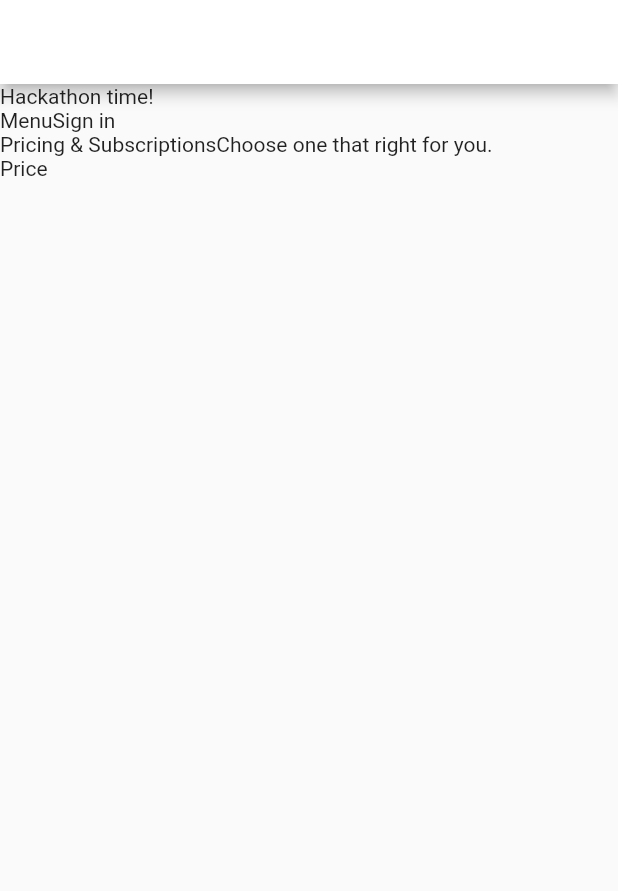
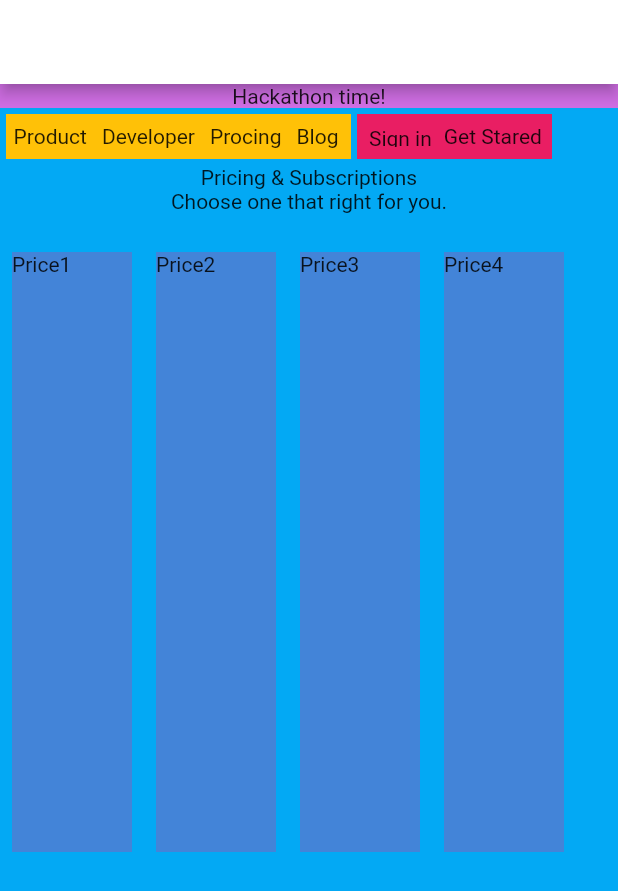
Before and after one commit to Kmaster1996/KKN-Flutter-UI-1, a Flutter app: the screen it shows after launch, on a phone screen of 412 x 824 dp. Shown: the top 891 px of the screen. Run offline on Flutter 3.47's test engine with Material 2 defaults, Android fonts, the phone set to English and light mode, and no system bars.

Commit message:
KKN Fultter UI 1 V1.3

```diff
--- a/lib/main.dart
+++ b/lib/main.dart
@@ -15,42 +15,124 @@ class Docker extends StatelessWidget {
           backgroundColor: Theme.of(context).colorScheme.inversePrimary,
           title: const Text('Docker'),
         ),
-        body: Column(
+        body: Container(
+          color: Colors.lightBlue,
+          child: Column(
             children: <Widget>[
-            Row(
+              Container(
+                color: Color.fromARGB(255, 208, 110, 228),
+                child: Column(
                   children: <Widget>[
                     //Advertiser
-                Text(
-                    'Hackathon time!')
+                    Center(
+                      child: Text('Hackathon time!'),
+                    )
                   ],
+                ),
               ),
               Row(
                 children: <Widget>[
                   //Menu and option
-                Column(
-                  children: <Widget>[Text('Menu')],
+                  Padding(
+                    padding: const EdgeInsets.all(4.0),
+                    child: Container(
+                      color: Colors.amber,
+                      width: 230,
+                      height: 30,
+                      child: Row(
+                        children: <Widget>[
+                          Padding(
+                            padding: const EdgeInsets.all(5.0),
+                            child: Text('Product'),
                           ),
-                Column(
-                  children: <Widget>[Text('Sign in')],
+                          Padding(
+                            padding: const EdgeInsets.all(5.0),
+                            child: Text('Developer'),
+                          ),
+                          Padding(
+                            padding: const EdgeInsets.all(5.0),
+                            child: Text('Procing'),
+                          ),
+                          Padding(
+                            padding: const EdgeInsets.all(5.0),
+                            child: Text('Blog'),
+                          ),
+                        ],
+                      ),
+                    ),
+                  ),
+                  Container(
+                    color: Colors.pink,
+                    width: 130,
+                    height: 30,
+                    child: Row(
+                      children: <Widget>[
+                        Padding(
+                          padding: const EdgeInsets.all(8.0),
+                          child: Text('Sign in'),
+                        ),
+                        Text('Get Stared'),
+                      ],
+                    ),
                   )
                 ],
               ),
-            Row(
-              children: <Widget>[
-                //Word
+              Center(
+                child: Expanded(
+                  child: Container(
+                    height: 50,
+                    child: Center(
+                      child: Column(
+                        children: [
                           Text('Pricing & Subscriptions'),
-                Text('Choose one that right for you.')
+                          Text('Choose one that right for you.'),
                         ],
+                      ),
+                    ),
+                  ),
+                ),
               ),
               Row(
                 children: <Widget>[
                   //Price
-                Text('Price')
+                  Padding(
+                    padding: const EdgeInsets.all(8.0),
+                    child: Container(
+                        color: Color.fromARGB(255, 67, 132, 216),
+                        height: 400,
+                        width: 80,
+                        child: Text('Price1')),
+                  ),
+                  Padding(
+                    padding: const EdgeInsets.all(8.0),
+                    child: Container(
+                        color: Color.fromARGB(255, 67, 132, 216),
+                        height: 400,
+                        width: 80,
+                        child: Text('Price2')),
+                  ),
+                  Padding(
+                    padding: const EdgeInsets.all(8.0),
+                    child: Container(
+                        color: Color.fromARGB(255, 67, 132, 216),
+                        height: 400,
+                        width: 80,
+                        child: Text('Price3')),
+                  ),
+                  Padding(
+                    padding: const EdgeInsets.all(8.0),
+                    child: Container(
+                        color: Color.fromARGB(255, 67, 132, 216),
+                        height: 400,
+                        width: 80,
+                        child: Text('Price4')),
+                  ),
                 ],
               )
             ],
           ),
         ),
+      ),
     );
   }
 }
```
Lines whose indentation alone changed are shown as unchanged.
